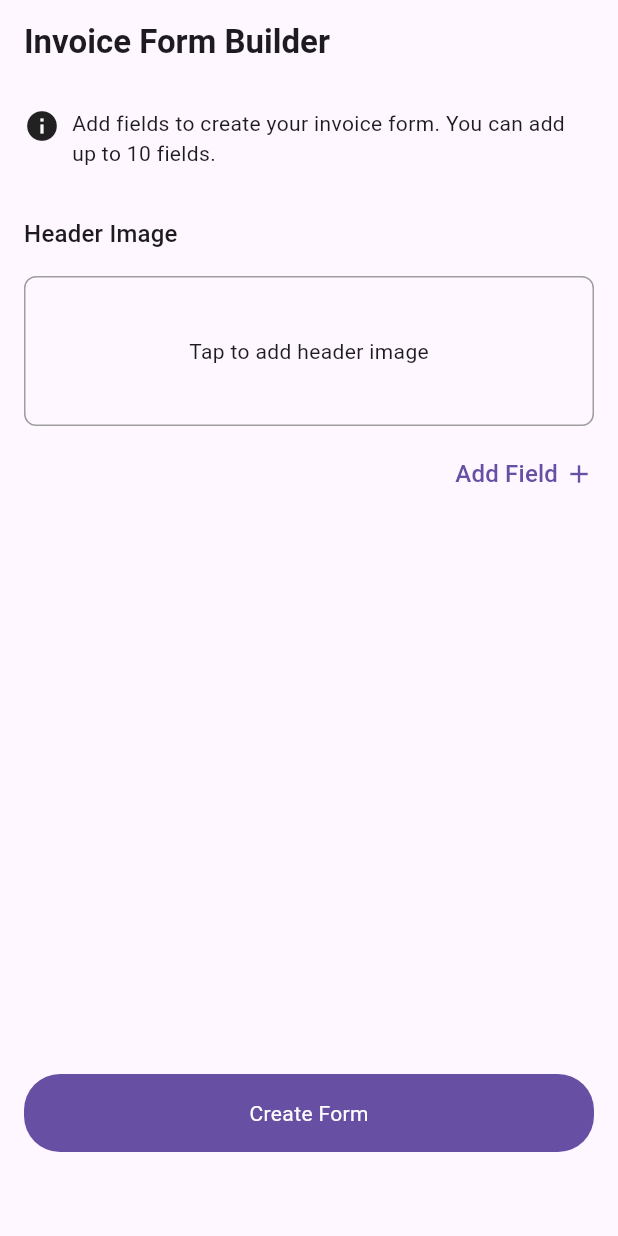
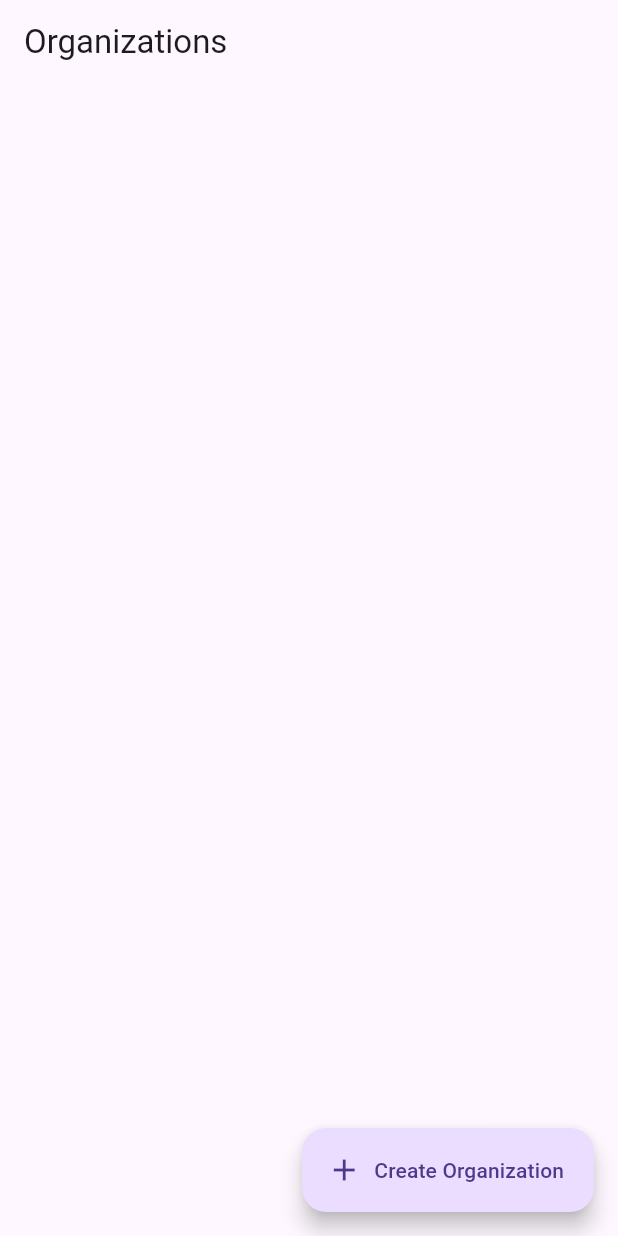
Before and after one commit to ooluseye16/invoice_generator, a Flutter app: the screen it shows after launch, on a phone screen of 412 x 824 dp. Run offline on Flutter 3.47's test engine with Material 3 defaults, Android fonts, the phone set to English and light mode, and no system bars; our stand-ins replace image_picker.

Commit message:
feat: change structure to include organizations

```diff
--- /dev/null
+++ b/lib/components/routes.dart
@@ -0,0 +1,24 @@
+import 'package:flutter/material.dart';
+import 'package:invoice_generator/screens/home/create_organization.dart';
+import 'package:invoice_generator/screens/organization_screen.dart';
+import 'package:invoice_generator/screens/splash_screen.dart';
+
+class RouteGenerator {
+  static Route<dynamic> generateroute(RouteSettings settings) {
+    switch (settings.name) {
+      case SplashScreen.routeName:
+        return MaterialPageRoute(builder: (context) => const SplashScreen());
+      case OrganizationScreen.routeName:
+        return MaterialPageRoute(
+            builder: (context) => const OrganizationScreen());
+      case CreateOrganizationScreen.routeName:
+        return MaterialPageRoute(
+            builder: (context) => const CreateOrganizationScreen());
+      default:
+        return MaterialPageRoute(
+            builder: (context) => const Scaffold(
+                  body: Center(child: Text('No route defined')),
+                ));
+    }
+  }
+}
--- a/lib/components/widgets/button.dart
+++ b/lib/components/widgets/button.dart
@@ -18,7 +18,7 @@ class DefaultButton extends StatelessWidget {
         padding: const EdgeInsets.all(16),
         decoration: BoxDecoration(
             color: Theme.of(context).colorScheme.primary,
-            borderRadius: BorderRadius.circular(24)),
+            borderRadius: BorderRadius.circular(16)),
         child: Center(
           child: Text(text,
               style: Theme.of(context)
--- /dev/null
+++ b/lib/data/models/organization.dart
@@ -0,0 +1,13 @@
+import 'package:invoice_generator/data/models/form_field.dart';
+
+class Organization {
+  final String name;
+  final String phoneNumber;
+  final List<InvoiceFormField> fields;
+
+  Organization({
+    required this.name,
+    required this.phoneNumber,
+    required this.fields,
+  });
+}
--- a/lib/main.dart
+++ b/lib/main.dart
@@ -1,4 +1,5 @@
 import 'package:flutter/material.dart';
+import 'package:invoice_generator/components/routes.dart';
 
 import 'screens/splash_screen.dart';
 
@@ -12,7 +13,8 @@ class MyApp extends StatelessWidget {
   @override
   Widget build(BuildContext context) {
     return const MaterialApp(
-      home: SplashScreen(),
+      onGenerateRoute: RouteGenerator.generateroute,
+      initialRoute: SplashScreen.routeName,
     );
   }
 }
--- a/lib/screens/home/home_screen.dart
+++ /dev/null
@@ -1,230 +0,0 @@
-import 'dart:io';
-
-import 'package:flutter/material.dart';
-import 'package:image_picker/image_picker.dart';
-import 'package:invoice_generator/components/widgets/button.dart';
-import 'package:invoice_generator/data/models/form_field.dart';
-import 'package:invoice_generator/screens/home/add_field_dialog.dart';
-import 'package:invoice_generator/screens/home/form_screen.dart';
-
-class HomeScreen extends StatefulWidget {
-  const HomeScreen({super.key});
-
-  @override
-  State<HomeScreen> createState() => _HomeScreenState();
-}
-
-class _HomeScreenState extends State<HomeScreen> {
-  String? headerImagePath;
-  List<InvoiceFormField> fields = [];
-
-  @override
-  Widget build(BuildContext context) {
-    return Scaffold(
-      appBar: AppBar(
-        title: Text(
-          'Invoice Form Builder',
-          style: Theme.of(context).textTheme.titleLarge?.copyWith(
-                fontWeight: FontWeight.w600,
-              ),
-        ),
-      ),
-      body: Padding(
-        padding: const EdgeInsets.all(16.0),
-        child: Column(
-          crossAxisAlignment: CrossAxisAlignment.start,
-          children: [
-            // Info Text with icon
-            const Row(
-              crossAxisAlignment: CrossAxisAlignment.start,
-              children: [
-                Icon(Icons.info),
-                SizedBox(width: 8),
-                Expanded(
-                  child: Text(
-                      'Add fields to create your invoice form. You can add up to 10 fields.'),
-                ),
-              ],
-            ),
-            const SizedBox(height: 32),
-
-            Text('Header Image',
-                style: Theme.of(context).textTheme.titleMedium),
-            const SizedBox(height: 16),
-            // Header Image Section
-            GestureDetector(
-              onTap: _pickHeaderImage,
-              child: Container(
-                height: 100,
-                width: double.infinity,
-                decoration: BoxDecoration(
-                  border: Border.all(color: Colors.grey),
-                  borderRadius: BorderRadius.circular(8),
-                ),
-                child: headerImagePath != null
-                    ? Image.file(File(headerImagePath!), fit: BoxFit.cover)
-                    : const Center(child: Text('Tap to add header image')),
-              ),
-            ),
-            const SizedBox(height: 20),
-            Align(
-              alignment: Alignment.centerRight,
-              child: InkWell(
-                onTap: _addField,
-                child: Row(
-                  mainAxisSize: MainAxisSize.min,
-                  children: [
-                    Text('Add Field',
-                        style:
-                            Theme.of(context).textTheme.titleMedium?.copyWith(
-                                  color: Theme.of(context).colorScheme.primary,
-                                )),
-                    const SizedBox(width: 4),
-                    Icon(
-                      Icons.add,
-                      size: 20,
-                      color: Theme.of(context).colorScheme.primary,
-                    ),
-                  ],
-                ),
-              ),
-            ),
-            const SizedBox(height: 20),
-            // Fields List
-            if (fields.isNotEmpty) ...[
-              Text('Fields', style: Theme.of(context).textTheme.titleMedium),
-              const SizedBox(height: 16),
-            ],
-            Expanded(
-              child: ReorderableListView.builder(
-                itemCount: fields.length,
-                proxyDecorator: (child, index, animation) => Container(
-                  key: ValueKey(fields[index]),
-                  child: child,
-                ),
-                onReorder: (oldIndex, newIndex) {
-                  setState(() {
-                    if (newIndex > oldIndex) {
-                      newIndex -= 1;
-                    }
-                    final item = fields.removeAt(oldIndex);
-                    fields.insert(newIndex, item);
-                  });
-                },
-                itemBuilder: (context, index) => Padding(
-                  key: ValueKey(fields[index]),
-                  padding: const EdgeInsets.only(bottom: 12),
-                  child: Dismissible(
-                    key: ValueKey(fields[index]),
-                    background: Container(
-                      decoration: BoxDecoration(
-                        color: Colors.red.shade100,
-                        borderRadius: BorderRadius.circular(8),
-                      ),
-                      alignment: Alignment.centerRight,
-                      padding: const EdgeInsets.only(right: 16),
-                      child: const Icon(
-                        Icons.delete,
-                        color: Colors.red,
-                      ),
-                    ),
-                    direction: DismissDirection.endToStart,
-                    onDismissed: (direction) => _removeField(index),
-                    child: Container(
-                      decoration: BoxDecoration(
-                        border: Border.all(color: Colors.grey.shade300),
-                        borderRadius: BorderRadius.circular(8),
-                      ),
-                      child: Padding(
-                        padding: const EdgeInsets.all(12),
-                        child: Row(
-                          children: [
-                            Expanded(
-                              child: Column(
-                                crossAxisAlignment: CrossAxisAlignment.start,
-                                children: [
-                                  Text(
-                                    fields[index].name,
-                                    style:
-                                        Theme.of(context).textTheme.titleMedium,
-                                  ),
-                                  const SizedBox(height: 4),
-                                  Text(
-                                    fields[index].type,
-                                    style: Theme.of(context)
-                                        .textTheme
-                                        .bodyMedium
-                                        ?.copyWith(
-                                          color: Colors.grey.shade600,
-                                        ),
-                                  ),
-                                ],
-                              ),
-                            ),
-                            Icon(Icons.drag_handle,
-                                color: Colors.grey.shade600),
-                          ],
-                        ),
-                      ),
-                    ),
-                  ),
-                ),
-              ),
-            ),
-
-            // Create Form Button
-            DefaultButton(
-              onTap: fields.isNotEmpty ? _createForm : null,
-              text: 'Create Form',
-            ),
-            const SizedBox(height: 40),
-          ],
-        ),
-      ),
-    );
-  }
-
-  Future<void> _pickHeaderImage() async {
-    // TODO: Implement image picker
-    final image = await ImagePicker().pickImage(source: ImageSource.gallery);
-    if (image != null) {
-      setState(() {
-        headerImagePath = image.path;
-      });
-    }
-  }
-
-  void _addField() {
-    // Show modal bottom sheet to add field
-    showModalBottomSheet(
-      context: context,
-      isScrollControlled: true,
-      builder: (context) => AddFieldDialog(
-        onAdd: (name, type) {
-          setState(() {
-            fields.add(InvoiceFormField(name: name, type: type));
-          });
-        },
-      ),
-    );
-  }
-
-  void _removeField(int index) {
-    setState(() {
-      fields.removeAt(index);
-    });
-  }
-
-  void _createForm() {
-    // Navigate to form creation page with fields data
-    Navigator.push(
-      context,
-      MaterialPageRoute(
-        builder: (context) => FormCreationScreen(
-          headerImage: headerImagePath,
-          fields: fields,
-        ),
-      ),
-    );
-  }
-}
--- /dev/null
+++ b/lib/screens/organization_screen.dart
@@ -0,0 +1,44 @@
+import 'package:flutter/material.dart';
+
+class OrganizationScreen extends StatelessWidget {
+  static const routeName = '/organization';
+  const OrganizationScreen({super.key});
+
+  @override
+  Widget build(BuildContext context) {
+    return Scaffold(
+      appBar: AppBar(
+        title: const Text('Organizations'),
+      ),
+      body: Column(
+        children: [
+          Expanded(
+            child: ListView.builder(
+              itemCount:
+                  0, // TODO: Replace with actual organization list length
+              itemBuilder: (context, index) {
+                return const Card(
+                  margin: EdgeInsets.symmetric(horizontal: 16, vertical: 8),
+                  child: ListTile(
+                    title: Text(
+                        'Organization Name'), // TODO: Replace with actual org name
+                    subtitle: Text(
+                        'Created by: User Name'), // TODO: Replace with actual user
+                  ),
+                );
+              },
+            ),
+          ),
+        ],
+      ),
+      floatingActionButton: FloatingActionButton.extended(
+        onPressed: () {
+          Navigator.pushNamed(
+              context, '/create-organization'); // TODO: Add this route
+        },
+        label: const Text('Create Organization'),
+        icon: const Icon(Icons.add),
+      ),
+    );
+  }
+}
```
Also changed, not shown: lib/components/widgets/text_field.dart (added, +96 -0 lines), lib/screens/home/add_field_dialog.dart (+2 -39 lines), lib/screens/home/create_organization.dart (added, +260 -0 lines), lib/screens/splash_screen.dart (+4 -4 lines).
